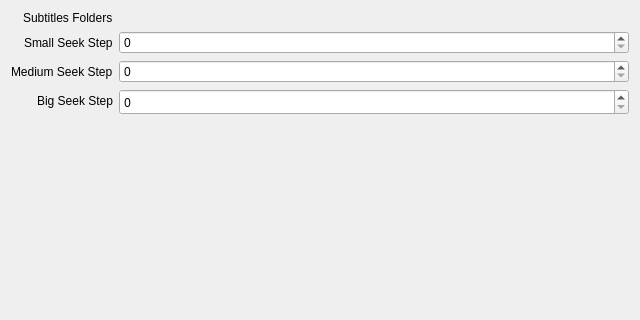
Before: the Qt Designer form settings.ui in g-fb/haruna, drawn with Qt 5; both pictures show x 0 to 640 and y 0 to 320 of the 640 by 480 pixel window.
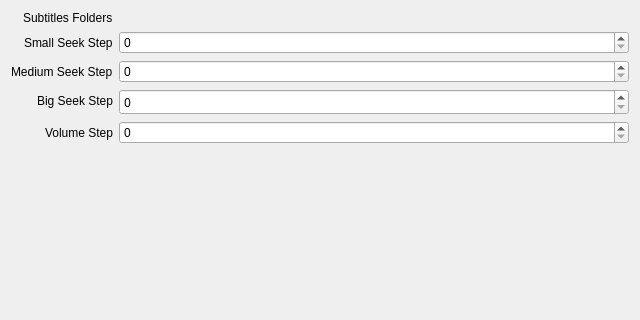
After: the same form once the commit is applied. Custom widgets are drawn as their Qt base class.

Commit message: - add volume step setting - change volume when scrolling - add message function to osd component

The edit to the form file:
```diff
--- a/settings.ui
+++ b/settings.ui
@@ -69,6 +69,20 @@
        </property>
       </widget>
      </item>
+     <item row="4" column="0">
+      <widget class="QLabel" name="label_5">
+       <property name="text">
+        <string>Volume Step</string>
+       </property>
+      </widget>
+     </item>
+     <item row="4" column="1">
+      <widget class="QSpinBox" name="kcfg_VolumeStep">
+       <property name="maximum">
+        <number>100</number>
+       </property>
+      </widget>
+     </item>
     </layout>
    </item>
   </layout>
```
The commit also changes 11 other files.
